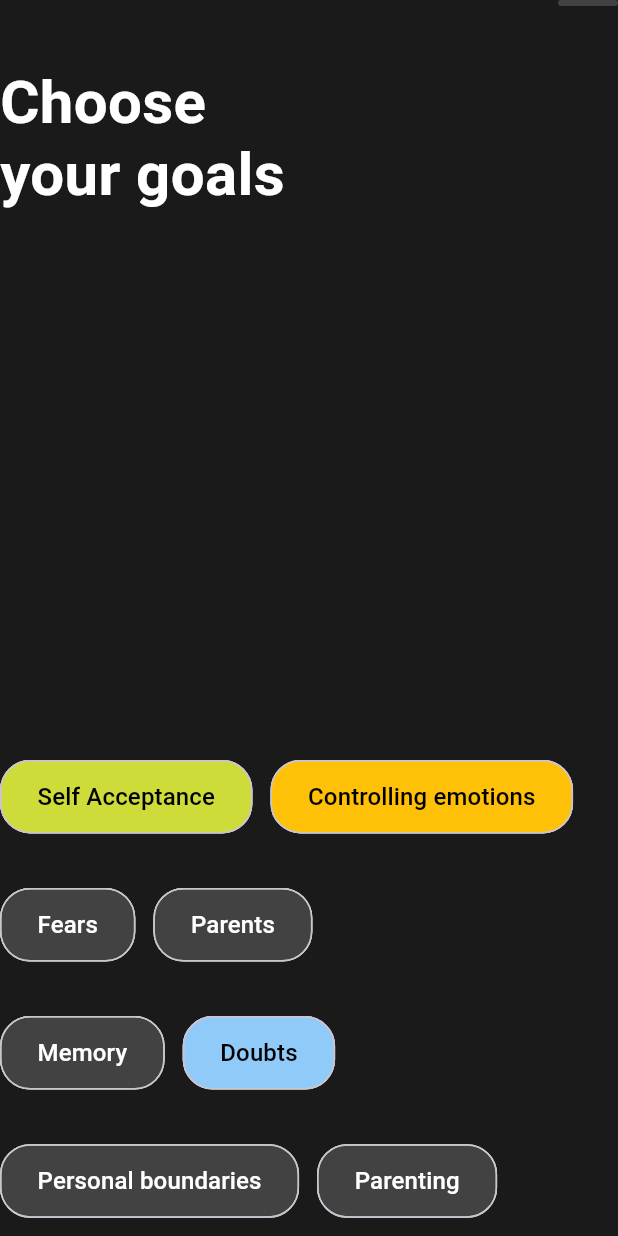
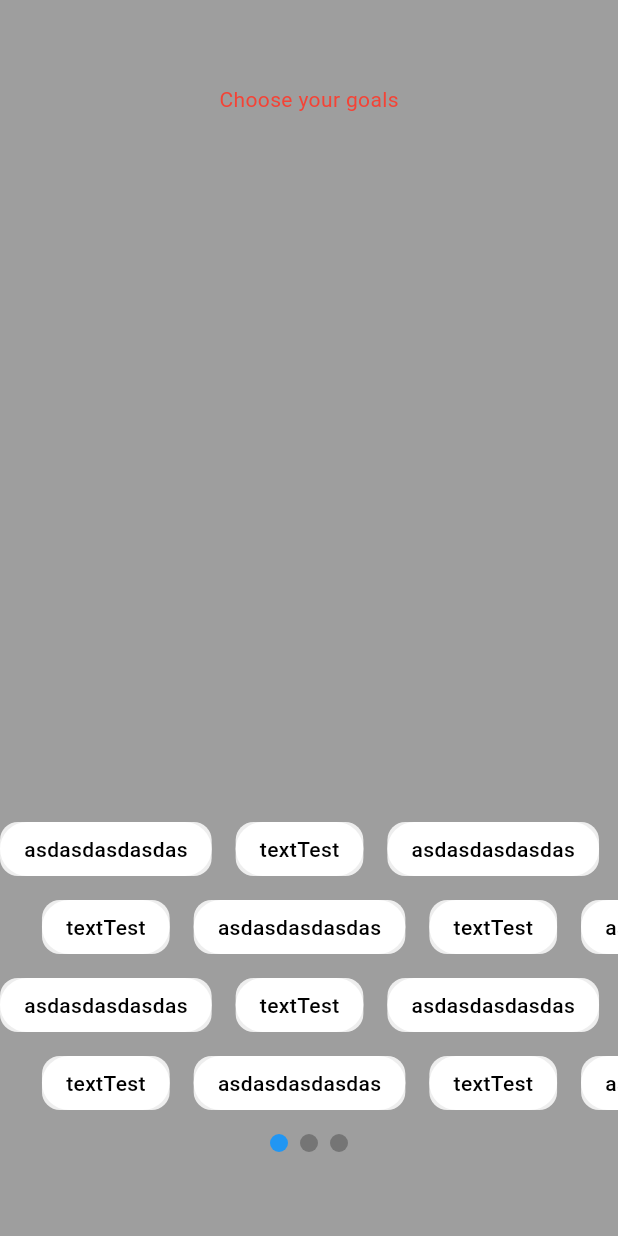
Before and after one commit to paolojoaquinp/book_summary_app, a Flutter app: the screen it shows after launch, on a phone screen of 412 x 824 dp. Run offline on Flutter 3.47's test engine with Material 3 defaults, Android fonts, the phone set to English and light mode, and no system bars; drawn by our look-alikes of page_view_dot_indicator.

Commit message:
feat: scroll chips widget and dot indicator page first layout

```diff
--- a/lib/features/onboarding_screen/presenter/onboarding_screen.dart
+++ b/lib/features/onboarding_screen/presenter/onboarding_screen.dart
@@ -1,112 +1,90 @@
+import 'package:book_summary_app/features/onboarding_screen/presenter/widgets/chip_button.dart';
 import 'package:flutter/material.dart';
-import 'package:flutter_staggered_grid_view/flutter_staggered_grid_view.dart';
+import 'package:page_view_dot_indicator/page_view_dot_indicator.dart';
 
 class OnboardingScreen extends StatelessWidget {
-   OnboardingScreen();
-
-  final List<GoalCategory> categories = [
-    GoalCategory('Self Acceptance', Colors.lime),
-    GoalCategory('Fears', Colors.grey[800]!),
-    GoalCategory('Memory', Colors.grey[800]!),
-    GoalCategory('Personal boundaries', Colors.grey[800]!),
-    GoalCategory('Parents', Colors.grey[800]!),
-    GoalCategory('Doubts', Colors.blue[200]!),
-    GoalCategory('Controlling emotions', Colors.amber),
-    GoalCategory('Parenting', Colors.grey[800]!),
-  ];
+  final int itemCount = 36;
+  final ValueNotifier<int> selectedPageNotifier = ValueNotifier<int>(0);
 
   @override
   Widget build(BuildContext context) {
+    final int itemsPerPage = 12;
+    final int pageCount = (itemCount / itemsPerPage).ceil();
+
+
     return Scaffold(
-      backgroundColor: const Color(0xFF1A1A1A),
-      body: SafeArea(
+      backgroundColor: Colors.grey,
+      body: Column(
+        children: [
+          SizedBox(
+            height: kToolbarHeight,
+          ),
+          Text(
+            'Choose your goals',
+            style: TextStyle(color: Colors.red),
+          ),
+          Expanded(child: SizedBox()),
+          NotificationListener<ScrollNotification>(
+             onNotification: (scrollNotification) {
+                if (scrollNotification is ScrollUpdateNotification) {
+                  // Calcula la página actual basándote en el desplazamiento
+                  final currentPage = (scrollNotification.metrics.pixels /
+                          scrollNotification.metrics.viewportDimension)
+                      .round();
+                  selectedPageNotifier.value = currentPage;
+                }
+                return true;
+              },
+            child: SingleChildScrollView(
+              scrollDirection: Axis.horizontal,
               child: Column(
-          crossAxisAlignment: CrossAxisAlignment.start,
-          children: [
-            // PageView indicators
-            Row(
-              mainAxisAlignment: MainAxisAlignment.end,
-              children: [
-                Container(
-                  width: 40,
-                  height: 4,
+                children: List.generate(4, (rowIndex) {
+                  return Padding(
+                    padding: const EdgeInsets.only(
+                        bottom: 16), // Espaciado entre filas
+                    child: Row(
+                      children: List.generate(itemCount ~/ 4, (columnIndex) {
+                        int itemIndex = rowIndex * (itemCount ~/ 4) + columnIndex;
+
+                        return Padding(
+                          padding: const EdgeInsets.only(
+                              right: 16), // Espaciado entre columnas
+                          child: Container(
                             decoration: BoxDecoration(
-                    color: Colors.grey[800],
-                    borderRadius: BorderRadius.circular(2),
+                              color: Colors.grey[200],
+                              borderRadius: BorderRadius.circular(12),
                             ),
+                            alignment: Alignment.center,
+                            child: ChipButton(
+                                label: itemIndex.isOdd
+                                    ? 'textTest'
+                                    : 'asdasdasdasdas',
+                                isActivated: true),
                           ),
-              ],
+                        );
+                      }),
                     ),
-            const SizedBox(height: 40),
-
-            // Title
-            const Text(
-              'Choose\nyour goals',
-              style: TextStyle(
-                fontSize: 40,
-                fontWeight: FontWeight.bold,
-                color: Colors.white,
-                height: 1.2,
-              ),
-            ),
-            const SizedBox(height: 40),
-            Expanded(child: SizedBox()),
-            // Scrollable categories using StaggeredGrid
-            SingleChildScrollView(
-              scrollDirection: Axis.horizontal,
-              child: Container(
-                // Ancho mínimo para asegurar que el scroll funcione bien
-                constraints: BoxConstraints(
-                  maxHeight: MediaQuery.sizeOf(context).height * 0.4,
-                  minHeight: MediaQuery.sizeOf(context).height * 0.1,
-                  minWidth: MediaQuery.of(context).size.width,
-                ),
-                child: StaggeredGrid.count(
-                  crossAxisCount: 4, // Número de filas
-                  mainAxisSpacing: 12,
-                  crossAxisSpacing: 12,
-                  children: categories.map((category) {
-                    return StaggeredGridTile.fit(
-                      crossAxisCellCount: 1,
-                      child: ActionChip(
-                        label: Padding(
-                          padding: const EdgeInsets.symmetric(
-                            horizontal: 8.0,
-                            vertical: 4.0,
-                          ),
-                          child: Text(
-                            category.name,
-                            style: TextStyle(
-                              color: category.color == Colors.grey[800]
-                                ? Colors.white
-                                : Colors.black,
-                              fontSize: 16,
+                  );
+                }),
               ),
             ),
           ),
-                        backgroundColor: category.color,
-                        shape: RoundedRectangleBorder(
-                          borderRadius: BorderRadius.circular(20),
-                        ),
-                        onPressed: () {
-                          // Handle chip selection
+          ValueListenableBuilder<int>(
+            valueListenable: selectedPageNotifier,
+            builder: (context, selectedPage, _) {
+              return PageViewDotIndicator(
+                currentItem: selectedPage,
+                count: pageCount,
+                unselectedColor: Colors.black26,
+                selectedColor: Colors.blue,
+              );
             },
           ),
-                    );
-                  }).toList(),
-                ),
-              ),
+          SizedBox(
+            height: kBottomNavigationBarHeight,
           ),
         ],
-        ),
       ),
     );
   }
 }
-
-class GoalCategory {
-  final String name;
-  final Color color;
-
-  GoalCategory(this.name, this.color);
-}
--- /dev/null
+++ b/lib/features/onboarding_screen/presenter/widgets/chip_button.dart
@@ -0,0 +1,35 @@
+import 'package:flutter/material.dart';
+
+class ChipButton extends StatelessWidget {
+  const ChipButton({
+    super.key,
+    this.backgroundColor = Colors.white,
+    required this.label,
+    required this.isActivated,
+  });
+
+  final Color backgroundColor;
+  final String label;
+  final bool isActivated;
+
+  @override
+  Widget build(BuildContext context) {
+    return Container(
+      padding: const EdgeInsets.symmetric(horizontal: 16, vertical: 8),
+      decoration: BoxDecoration(
+        color: backgroundColor,
+        borderRadius: BorderRadius.circular(50),
+      ),
+      child: Text(
+        label,
+        style: TextStyle(
+          color: backgroundColor.computeLuminance() > 0.5
+              ? Colors.black
+              : Colors.white,
+          fontSize: 14,
+          fontWeight: FontWeight.w500,
+        ),
+      ),
+    );
+  }
+}
--- a/lib/features/onboarding_screen/presenter/widgets/scroll_chips_widget.dart
+++ b/lib/features/onboarding_screen/presenter/widgets/scroll_chips_widget.dart
@@ -1,3 +1,4 @@
+import 'package:book_summary_app/features/onboarding_screen/presenter/widgets/chip_button.dart';
 import 'package:flutter/material.dart';
 
 class ScrollChipsWidget extends StatelessWidget {
@@ -11,38 +12,13 @@ class ScrollChipsWidget extends StatelessWidget {
         color: const Color(0xFF1C1C1E),
         borderRadius: BorderRadius.circular(12),
       ),
-      child: Wrap(
+      child: const Wrap(
         spacing: 8.0,
         runSpacing: 12.0,
         children: [
-          _buildChip('Self Acceptance', backgroundColor: const Color(0xFFCCFF00)),
-          _buildChip('Fears', backgroundColor: const Color(0xFF2C2C2E)),
-          _buildChip('Memory', backgroundColor: const Color(0xFF2C2C2E)),
-          _buildChip('Personal boundaries', backgroundColor: const Color(0xFF2C2C2E)),
-          _buildChip('Parents', backgroundColor: const Color(0xFF2C2C2E)),
-          _buildChip('Doubts', backgroundColor: const Color(0xFF8E8FFF)),
-          _buildChip('Controlling emotions', backgroundColor: const Color(0xFFFFB800)),
-          _buildChip('Parenting', backgroundColor: const Color(0xFF2C2C2E)),
+
         ],
       ),
     );
   }
-
-  Widget _buildChip(String label, {required Color backgroundColor}) {
-    return Container(
-      padding: const EdgeInsets.symmetric(horizontal: 16, vertical: 8),
-      decoration: BoxDecoration(
-        color: backgroundColor,
-        borderRadius: BorderRadius.circular(50),
-      ),
-      child: Text(
-        label,
-        style: TextStyle(
-          color: backgroundColor.computeLuminance() > 0.5 ? Colors.black : Colors.white,
-          fontSize: 14,
-          fontWeight: FontWeight.w500,
-        ),
-      ),
-    );
-  }
 }
--- a/pubspec.yaml
+++ b/pubspec.yaml
@@ -35,7 +35,7 @@ dependencies:
   # The following adds the Cupertino Icons font to your application.
   # Use with the CupertinoIcons class for iOS style icons.
   cupertino_icons: ^1.0.8
-  flutter_staggered_grid_view: ^0.7.0
+  page_view_dot_indicator: ^2.3.0
 
 dev_dependencies:
   flutter_test:
```
Lines whose indentation alone changed are shown as unchanged.
